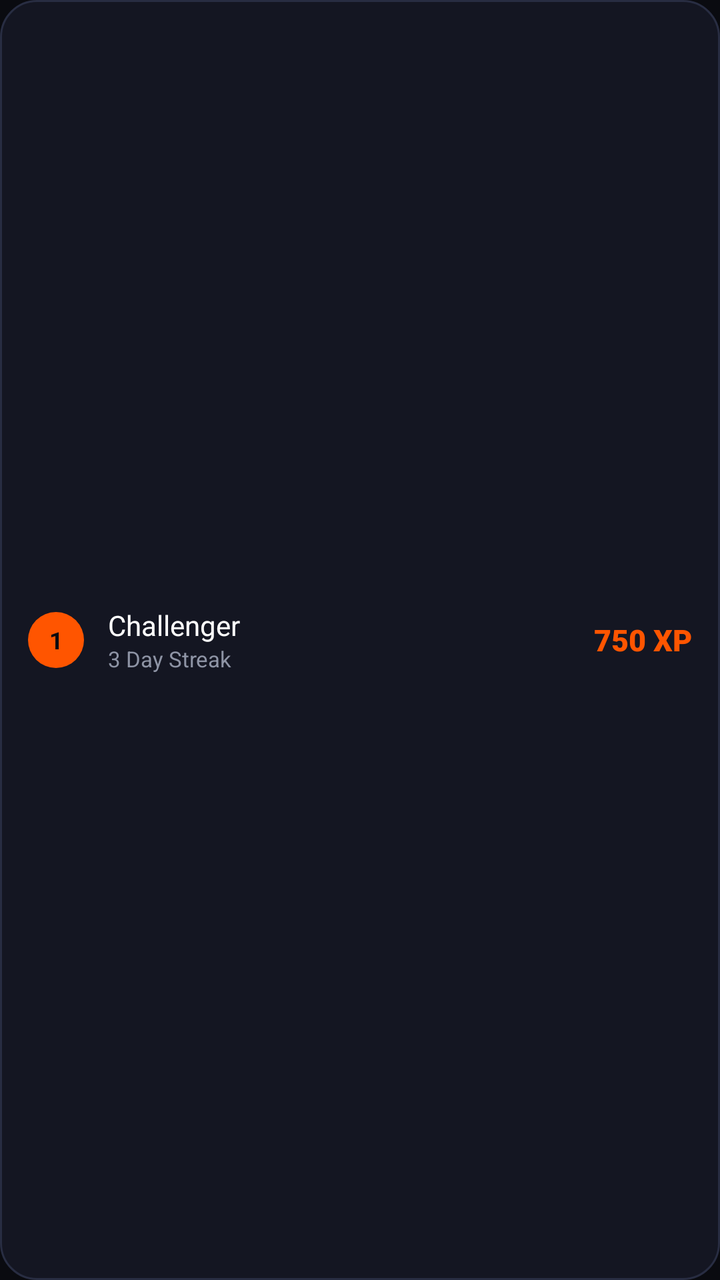
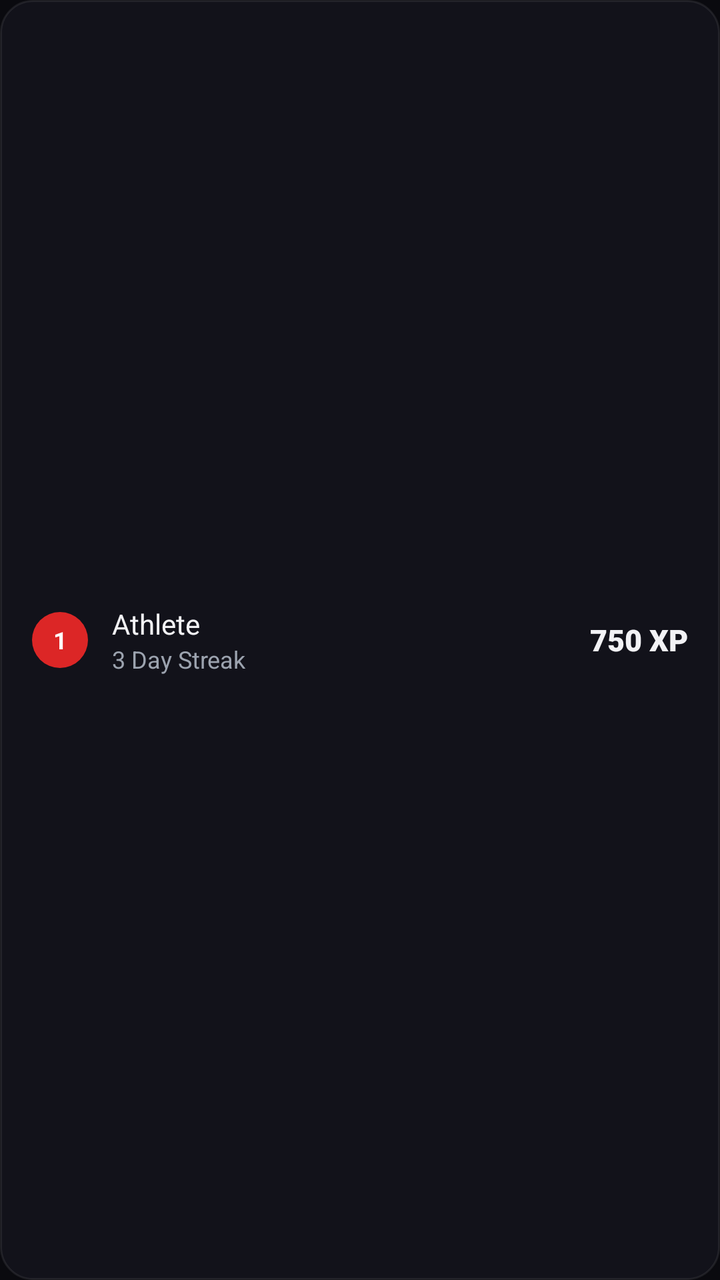

Two renders of the same Android screen: before a commit and after it. Below are the layout's source before the change and the commit's diff.
<!-- AndroidManifest.xml: application theme Theme.StreakStake -->
<!-- res/layout/item_leaderboard_card.xml -->
<?xml version="1.0" encoding="utf-8"?>
<LinearLayout xmlns:android="http://schemas.android.com/apk/res/android"
    android:layout_width="match_parent"
    android:layout_height="wrap_content"
    android:layout_marginBottom="8dp"
    android:background="@drawable/bg_card_dark"
    android:gravity="center_vertical"
    android:orientation="horizontal"
    android:padding="14dp">

    
    <TextView
        android:id="@+id/tvRankNumber"
        android:layout_width="28dp"
        android:layout_height="28dp"
        android:background="@drawable/btn_orange_rounded"
        android:gravity="center"
        android:text="1"
        android:textColor="@color/bg_black"
        android:textSize="12sp"
        android:textStyle="bold" />

    <LinearLayout
        android:layout_width="0dp"
        android:layout_height="wrap_content"
        android:layout_marginStart="12dp"
        android:layout_weight="1"
        android:orientation="vertical">

        <TextView
            android:id="@+id/tvLeaderboardName"
            android:layout_width="wrap_content"
            android:layout_height="wrap_content"
            android:fontFamily="sans-serif-bold"
            android:text="Challenger"
            android:textColor="@color/text_white"
            android:textSize="14sp" />

        <TextView
            android:id="@+id/tvLeaderboardStreak"
            android:layout_width="wrap_content"
            android:layout_height="wrap_content"
            android:text="3 Day Streak"
            android:textColor="@color/text_gray"
            android:textSize="11sp" />
    </LinearLayout>

    <TextView
        android:id="@+id/tvLeaderboardXp"
        android:layout_width="wrap_content"
        android:layout_height="wrap_content"
        android:fontFamily="sans-serif-black"
        android:text="750 XP"
        android:textColor="@color/brand_orange"
        android:textSize="15sp" />

</LinearLayout>
<!-- resources referenced by this layout -->
<resources>
  <color name="bg_black">#0A0B10</color>
  <color name="brand_orange">#FF5500</color>
  <color name="text_gray">#8E94A5</color>
  <color name="text_white">#FFFFFF</color>
  <!-- drawable bg_card_dark (drawable) -->
  <?xml version="1.0" encoding="utf-8"?>
  <shape xmlns:android="http://schemas.android.com/apk/res/android"
      android:shape="rectangle">
      <solid android:color="@color/surface_dark" />
      <stroke
          android:width="1dp"
          android:color="@color/border_dark" />
      <corners android:radius="18dp" />
  </shape>
  <!-- drawable btn_orange_rounded (drawable) -->
  <?xml version="1.0" encoding="utf-8"?>
  <ripple xmlns:android="http://schemas.android.com/apk/res/android"
      android:color="#44FFFFFF">
      <item>
          <shape android:shape="rectangle">
              <solid android:color="@color/brand_orange" />
              <corners android:radius="14dp" />
          </shape>
      </item>
  </ripple>
  <style name="Theme.StreakStake" parent="Theme.MaterialComponents.DayNight.NoActionBar">
          
          <item name="colorPrimary">@color/brand_orange</item>
          <item name="colorPrimaryVariant">@color/brand_orange_light</item>
          <item name="colorOnPrimary">@color/text_white</item>
          
          
          <item name="android:colorBackground">@color/bg_black</item>
          <item name="colorSurface">@color/surface_dark</item>
          <item name="colorOnSurface">@color/text_white</item>
  
          
          <item name="android:statusBarColor">@color/bg_black</item>
          <item name="android:navigationBarColor">@color/bg_black</item>
          <item name="android:windowLightStatusBar">false</item>
      </style>
  <color name="surface_dark">#141622</color>
  <color name="border_dark">#282D42</color>
  <color name="brand_orange_light">#FF7722</color>
</resources>

<!-- the commit's change to res/layout/item_leaderboard_card.xml (unified diff, before → after) -->
@@ -6,17 +6,17 @@
     android:background="@drawable/bg_card_dark"
     android:gravity="center_vertical"
     android:orientation="horizontal"
-    android:padding="14dp">
+    android:padding="16dp">
 
     
     <TextView
         android:id="@+id/tvRankNumber"
         android:layout_width="28dp"
         android:layout_height="28dp"
-        android:background="@drawable/btn_orange_rounded"
+        android:background="@drawable/bg_pill_chip_active"
         android:gravity="center"
         android:text="1"
-        android:textColor="@color/bg_black"
+        android:textColor="@color/on_accent"
         android:textSize="12sp"
         android:textStyle="bold" />
 
@@ -32,8 +32,8 @@
             android:layout_width="wrap_content"
             android:layout_height="wrap_content"
             android:fontFamily="sans-serif-bold"
-            android:text="Challenger"
-            android:textColor="@color/text_white"
+            android:text="Athlete"
+            android:textColor="@color/text_primary"
             android:textSize="14sp" />
 
         <TextView
@@ -41,8 +41,8 @@
             android:layout_width="wrap_content"
             android:layout_height="wrap_content"
             android:text="3 Day Streak"
-            android:textColor="@color/text_gray"
-            android:textSize="11sp" />
+            android:textColor="@color/text_secondary"
+            android:textSize="12sp" />
     </LinearLayout>
 
     <TextView
@@ -51,7 +51,7 @@
         android:layout_height="wrap_content"
         android:fontFamily="sans-serif-black"
         android:text="750 XP"
-        android:textColor="@color/brand_orange"
+        android:textColor="@color/text_primary"
         android:textSize="15sp" />
 
 </LinearLayout>
<!-- resource entries referenced after the edit -->
@@ -1,48 +1,45 @@
 <!-- resources referenced by this layout -->
 <resources>
-  <color name="bg_black">#0A0B10</color>
-  <color name="brand_orange">#FF5500</color>
-  <color name="text_gray">#8E94A5</color>
-  <color name="text_white">#FFFFFF</color>
+  <color name="on_accent">#FFFFFF</color>
+  <color name="text_primary">#F2F2F5</color>
+  <color name="text_secondary">#9CA3AF</color>
   <!-- drawable bg_card_dark (drawable) -->
   <?xml version="1.0" encoding="utf-8"?>
   <shape xmlns:android="http://schemas.android.com/apk/res/android"
       android:shape="rectangle">
-      <solid android:color="@color/surface_dark" />
+      <solid android:color="@color/surface" />
+      <corners android:radius="16dp" />
       <stroke
           android:width="1dp"
-          android:color="@color/border_dark" />
-      <corners android:radius="18dp" />
+          android:color="@color/hairline" />
   </shape>
-  <!-- drawable btn_orange_rounded (drawable) -->
+  <!-- drawable bg_pill_chip_active (drawable) -->
   <?xml version="1.0" encoding="utf-8"?>
-  <ripple xmlns:android="http://schemas.android.com/apk/res/android"
-      android:color="#44FFFFFF">
-      <item>
-          <shape android:shape="rectangle">
-              <solid android:color="@color/brand_orange" />
-              <corners android:radius="14dp" />
-          </shape>
-      </item>
-  </ripple>
+  <shape xmlns:android="http://schemas.android.com/apk/res/android"
+      android:shape="rectangle">
+      <solid android:color="@color/accent" />
+      <corners android:radius="999dp" />
+  </shape>
   <style name="Theme.StreakStake" parent="Theme.MaterialComponents.DayNight.NoActionBar">
           
-          <item name="colorPrimary">@color/brand_orange</item>
-          <item name="colorPrimaryVariant">@color/brand_orange_light</item>
-          <item name="colorOnPrimary">@color/text_white</item>
+          <item name="colorPrimary">@color/accent</item>
+          <item name="colorPrimaryVariant">@color/accent_dark</item>
+          <item name="colorOnPrimary">@color/on_accent</item>
           
           
-          <item name="android:colorBackground">@color/bg_black</item>
-          <item name="colorSurface">@color/surface_dark</item>
-          <item name="colorOnSurface">@color/text_white</item>
+          <item name="android:colorBackground">@color/bg_base</item>
+          <item name="colorSurface">@color/surface</item>
+          <item name="colorOnSurface">@color/text_primary</item>
   
           
-          <item name="android:statusBarColor">@color/bg_black</item>
-          <item name="android:navigationBarColor">@color/bg_black</item>
+          <item name="android:statusBarColor">@color/bg_base</item>
+          <item name="android:navigationBarColor">@color/bg_base</item>
           <item name="android:windowLightStatusBar">false</item>
       </style>
-  <color name="surface_dark">#141622</color>
-  <color name="border_dark">#282D42</color>
-  <color name="brand_orange_light">#FF7722</color>
+  <color name="surface">#12121A</color>
+  <color name="hairline">#14FFFFFF</color>
+  <color name="accent">#DC2626</color>
+  <color name="accent_dark">#B91C1C</color>
+  <color name="bg_base">#0A0A0F</color>
 </resources>
 
